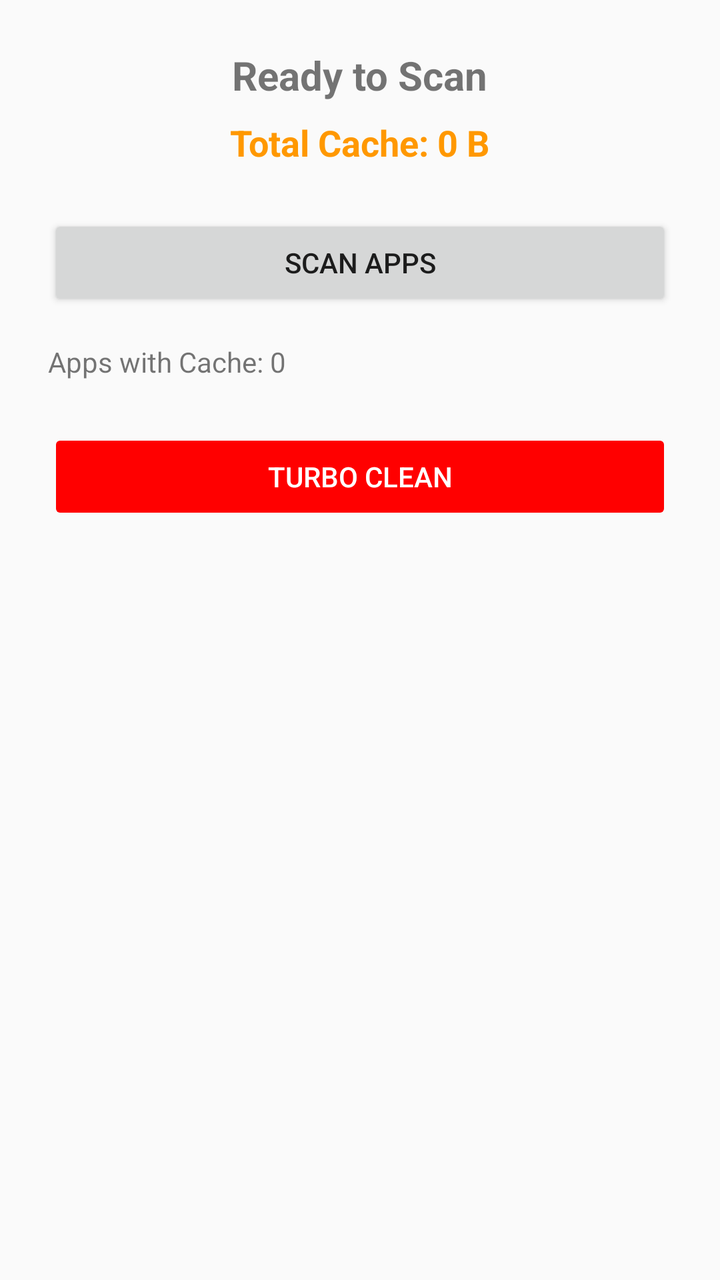
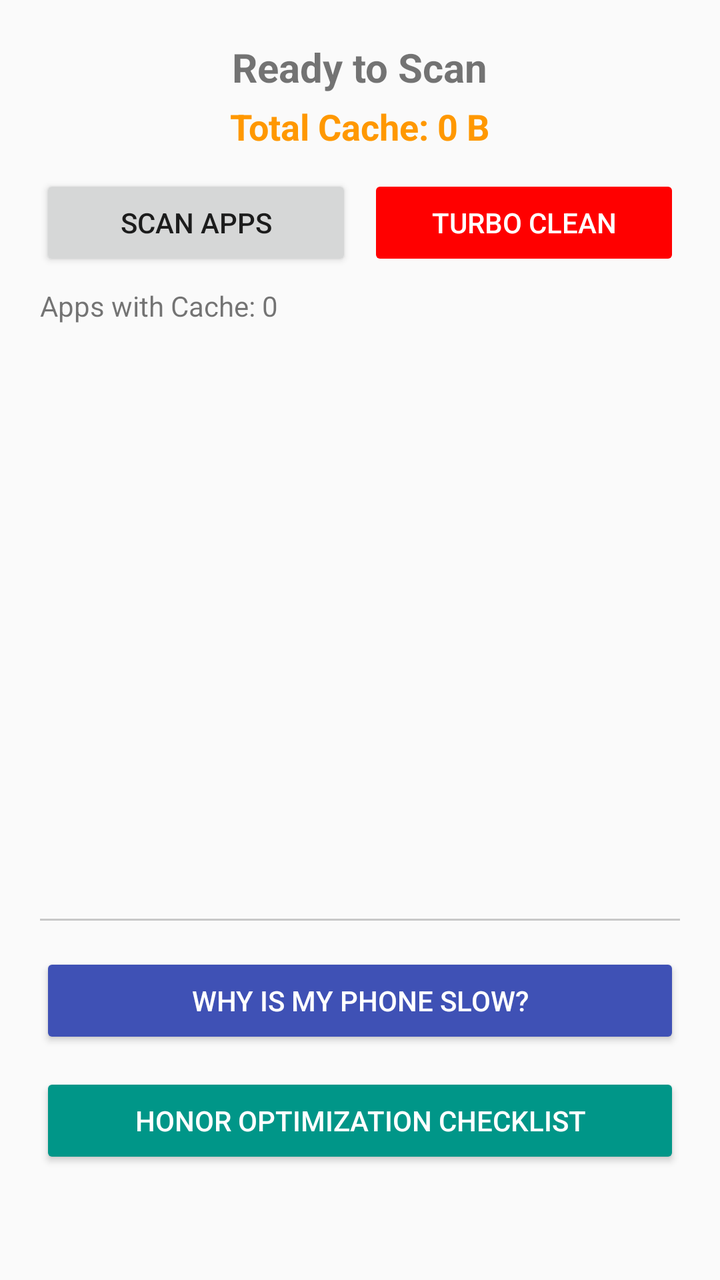

Screens rendered from an Android XML layout before and after an edit, with the pre-edit source and the edit as a unified diff.
<!-- AndroidManifest.xml: application theme Theme.TurboCacheCleaner -->
<!-- res/layout/activity_main.xml -->
<?xml version="1.0" encoding="utf-8"?>
<LinearLayout xmlns:android="http://schemas.android.com/apk/res/android"
    android:layout_width="match_parent"
    android:layout_height="match_parent"
    android:orientation="vertical"
    android:padding="24dp"
    android:gravity="center_horizontal">

    <TextView
        android:id="@+id/tvStatus"
        android:layout_width="wrap_content"
        android:layout_height="wrap_content"
        android:text="Ready to Scan"
        android:textSize="20sp"
        android:textStyle="bold"
        android:layout_marginBottom="8dp"/>

    <TextView
        android:id="@+id/tvTotalCache"
        android:layout_width="wrap_content"
        android:layout_height="wrap_content"
        android:text="Total Cache: 0 B"
        android:textSize="18sp"
        android:textColor="#FF9800"
        android:textStyle="bold"
        android:layout_marginBottom="24dp"/>

    <Button
        android:id="@+id/btnScan"
        android:layout_width="match_parent"
        android:layout_height="wrap_content"
        android:text="Scan Apps" />

    <TextView
        android:id="@+id/tvAppCount"
        android:layout_width="match_parent"
        android:layout_height="wrap_content"
        android:text="Apps with Cache: 0"
        android:layout_marginTop="16dp"
        android:layout_marginBottom="24dp"/>

    <Button
        android:id="@+id/btnTurbo"
        android:layout_width="match_parent"
        android:layout_height="wrap_content"
        android:text="TURBO CLEAN"
        android:backgroundTint="#FF0000"
        android:textColor="#FFFFFF"
        android:enabled="false"/>

    <TextView
        android:id="@+id/tvProgress"
        android:layout_width="match_parent"
        android:layout_height="wrap_content"
        android:text=""
        android:textAlignment="center"
        android:textStyle="italic"
        android:layout_marginTop="16dp"/>

</LinearLayout>
<!-- resources referenced by this layout -->
<resources>
  <style name="Theme.TurboCacheCleaner" parent="Theme.AppCompat.DayNight.NoActionBar" />
</resources>

<!-- the commit's change to res/layout/activity_main.xml (unified diff, before → after) -->
@@ -1,60 +1,110 @@
 <?xml version="1.0" encoding="utf-8"?>
-<LinearLayout xmlns:android="http://schemas.android.com/apk/res/android"
+<ScrollView xmlns:android="http://schemas.android.com/apk/res/android"
     android:layout_width="match_parent"
     android:layout_height="match_parent"
-    android:orientation="vertical"
-    android:padding="24dp"
-    android:gravity="center_horizontal">
+    android:fillViewport="true">
 
-    <TextView
-        android:id="@+id/tvStatus"
-        android:layout_width="wrap_content"
-        android:layout_height="wrap_content"
-        android:text="Ready to Scan"
-        android:textSize="20sp"
-        android:textStyle="bold"
-        android:layout_marginBottom="8dp"/>
-
-    <TextView
-        android:id="@+id/tvTotalCache"
-        android:layout_width="wrap_content"
-        android:layout_height="wrap_content"
-        android:text="Total Cache: 0 B"
-        android:textSize="18sp"
-        android:textColor="#FF9800"
-        android:textStyle="bold"
-        android:layout_marginBottom="24dp"/>
-
-    <Button
-        android:id="@+id/btnScan"
+    <LinearLayout
         android:layout_width="match_parent"
         android:layout_height="wrap_content"
-        android:text="Scan Apps" />
+        android:orientation="vertical"
+        android:padding="20dp"
+        android:gravity="center_horizontal">
 
-    <TextView
-        android:id="@+id/tvAppCount"
-        android:layout_width="match_parent"
-        android:layout_height="wrap_content"
-        android:text="Apps with Cache: 0"
-        android:layout_marginTop="16dp"
-        android:layout_marginBottom="24dp"/>
+        <TextView
+            android:id="@+id/tvStatus"
+            android:layout_width="wrap_content"
+            android:layout_height="wrap_content"
+            android:text="Ready to Scan"
+            android:textSize="20sp"
+            android:textStyle="bold"
+            android:layout_marginBottom="4dp"/>
 
-    <Button
-        android:id="@+id/btnTurbo"
-        android:layout_width="match_parent"
-        android:layout_height="wrap_content"
-        android:text="TURBO CLEAN"
-        android:backgroundTint="#FF0000"
-        android:textColor="#FFFFFF"
-        android:enabled="false"/>
+        <TextView
+            android:id="@+id/tvTotalCache"
+            android:layout_width="wrap_content"
+            android:layout_height="wrap_content"
+            android:text="Total Cache: 0 B"
+            android:textSize="18sp"
+            android:textColor="#FF9800"
+            android:textStyle="bold"
+            android:layout_marginBottom="12dp"/>
 
-    <TextView
-        android:id="@+id/tvProgress"
-        android:layout_width="match_parent"
-        android:layout_height="wrap_content"
-        android:text=""
-        android:textAlignment="center"
-        android:textStyle="italic"
-        android:layout_marginTop="16dp"/>
+        <LinearLayout
+            android:layout_width="match_parent"
+            android:layout_height="wrap_content"
+            android:orientation="horizontal">
 
-</LinearLayout>
+            <Button
+                android:id="@+id/btnScan"
+                android:layout_width="0dp"
+                android:layout_height="wrap_content"
+                android:layout_weight="1"
+                android:text="Scan Apps" />
+
+            <Space
+                android:layout_width="8dp"
+                android:layout_height="wrap_content"/>
+
+            <Button
+                android:id="@+id/btnTurbo"
+                android:layout_width="0dp"
+                android:layout_height="wrap_content"
+                android:layout_weight="1"
+                android:text="TURBO CLEAN"
+                android:backgroundTint="#FF0000"
+                android:textColor="#FFFFFF"
+                android:enabled="false"/>
+        </LinearLayout>
+
+        <TextView
+            android:id="@+id/tvAppCount"
+            android:layout_width="match_parent"
+            android:layout_height="wrap_content"
+            android:text="Apps with Cache: 0"
+            android:layout_marginTop="8dp"/>
+
+        <TextView
+            android:id="@+id/tvProgress"
+            android:layout_width="match_parent"
+            android:layout_height="wrap_content"
+            android:text=""
+            android:textAlignment="center"
+            android:textStyle="italic"
+            android:layout_marginTop="4dp"
+            android:layout_marginBottom="8dp"/>
+
+        <ListView
+            android:id="@+id/lvApps"
+            android:layout_width="match_parent"
+            android:layout_height="250dp"
+            android:nestedScrollingEnabled="true"
+            android:divider="?android:attr/listDivider"
+            android:dividerHeight="1dp"
+            android:layout_marginBottom="16dp"/>
+
+        <View
+            android:layout_width="match_parent"
+            android:layout_height="1dp"
+            android:background="#33000000"
+            android:layout_marginBottom="16dp"/>
+
+        <Button
+            android:id="@+id/btnHealthCheck"
+            android:layout_width="match_parent"
+            android:layout_height="wrap_content"
+            android:text="Why is my phone slow?"
+            android:backgroundTint="#3F51B5"
+            android:textColor="#FFFFFF"/>
+
+        <Button
+            android:id="@+id/btnHonorFix"
+            android:layout_width="match_parent"
+            android:layout_height="wrap_content"
+            android:text="Honor Optimization Checklist"
+            android:backgroundTint="#009688"
+            android:textColor="#FFFFFF"
+            android:layout_marginTop="12dp"/>
+
+    </LinearLayout>
+</ScrollView>
